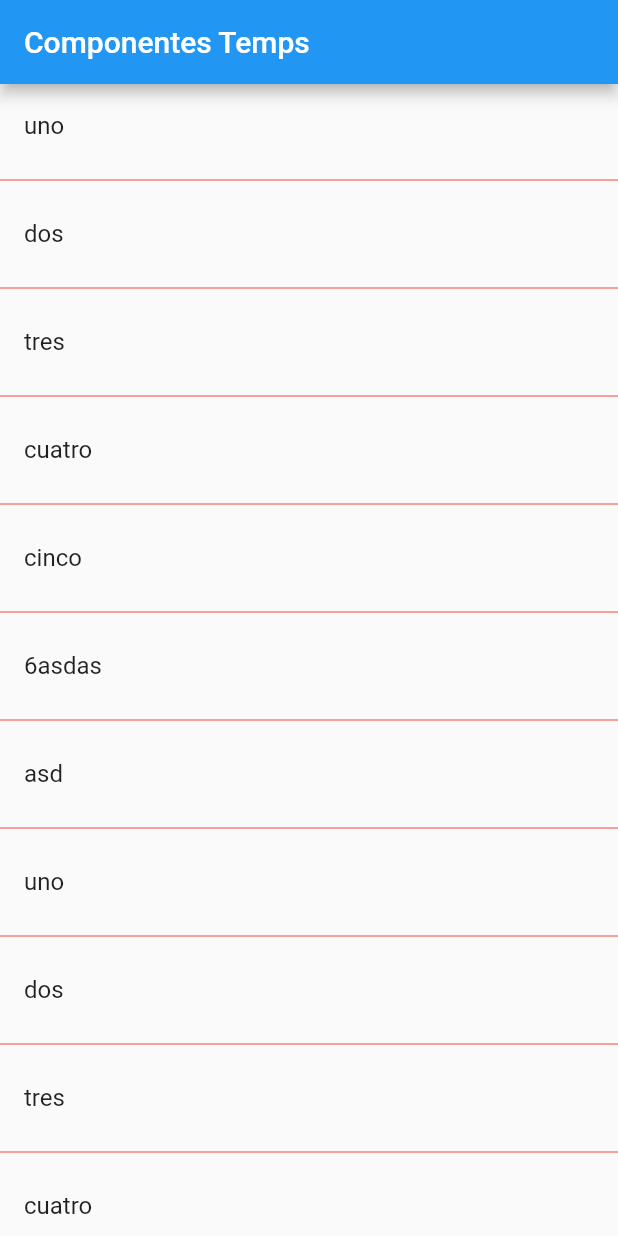
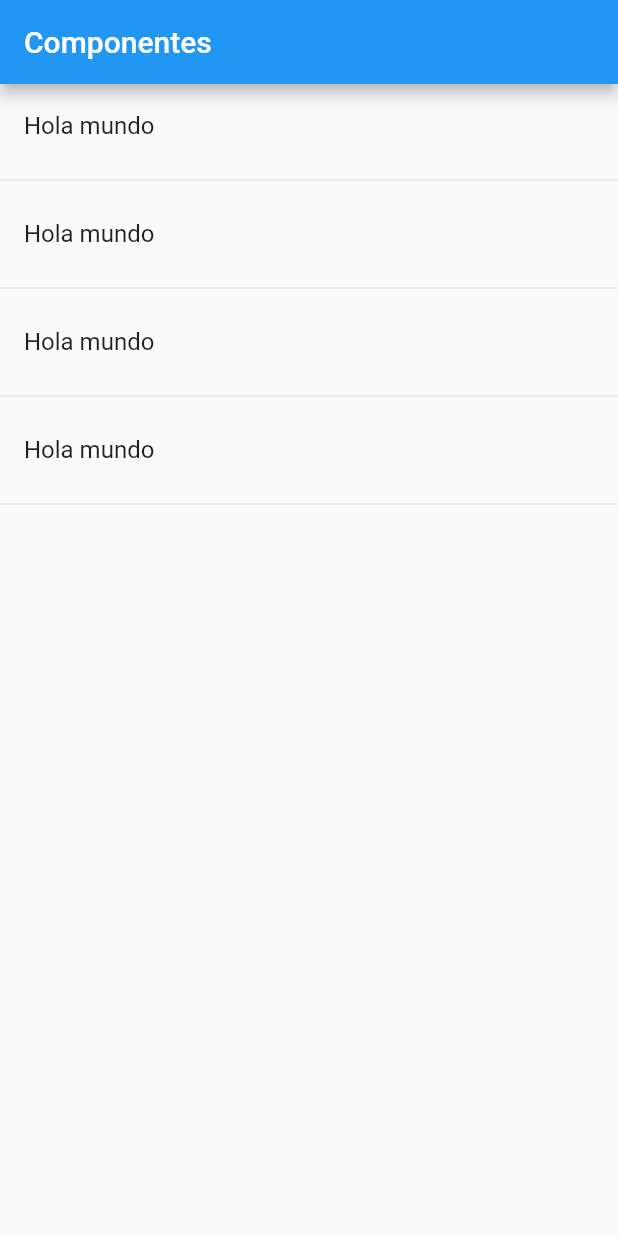
Before and after one commit to snestors/tuto2, a Flutter app: the screen it shows after launch, on a phone screen of 412 x 824 dp. Run offline on Flutter 3.47's test engine with Material 2 defaults, Android fonts, the phone set to English and light mode, and no system bars.

Commit message:
20/03/2022 08:55

```diff
--- a/lib/src/app.dart
+++ b/lib/src/app.dart
@@ -1,5 +1,8 @@
 import 'package:flutter/material.dart';
-import 'package:tuto/src/pages/home_page.dart';
+import 'package:tuto/src/pages/home.dart';
+//import 'package:tuto/src/pages/home_page.dart';
+
+
 
 
 
--- /dev/null
+++ b/lib/src/pages/home.dart
@@ -0,0 +1,37 @@
+import 'package:flutter/material.dart';
+import 'package:tuto/src/providers/menu_providers.dart';
+
+class HomePage extends StatelessWidget {
+  const HomePage({Key? key}) : super(key: key);
+
+  @override
+  Widget build(BuildContext context) {
+    return Scaffold(
+      appBar: AppBar(
+        title: Text("Componentes"),
+      ),
+      body: _lista(),
+    );
+  }
+
+ Widget _lista() {
+
+   print(menuProvider.opciones);
+
+   return ListView(children: _ListItems(),);
+
+ }
+
+List<Widget> _ListItems() {
+  return [
+    ListTile(title: Text("Hola mundo"),),
+    Divider(),
+    ListTile(title: Text("Hola mundo"),),
+    Divider(),
+    ListTile(title: Text("Hola mundo"),),
+    Divider(),
+    ListTile(title: Text("Hola mundo"),),
+    Divider(),
+  ];
+}
+}
--- a/lib/src/pages/home_page.dart
+++ b/lib/src/pages/home_page.dart
@@ -1,7 +1,7 @@
 import 'package:flutter/material.dart';
 
-class HomePage extends StatelessWidget {
-  HomePage({Key? key}) : super(key: key);
+class HomePageTemp extends StatelessWidget {
+  HomePageTemp({Key? key}) : super(key: key);
 
   final opciones = ["uno", "dos", "tres", "cuatro", "cinco","6asdas","asd","uno", "dos", "tres", "cuatro", "cinco","6asdas","asd","uno", "dos", "tres", "cuatro", "cinco","6asdas","asd","uno", "dos", "tres", "cuatro", "cinco","6asdas","asd"];
 
@@ -11,25 +11,33 @@ class HomePage extends StatelessWidget {
       appBar: AppBar(
         title: const Text("Componentes Temps"),
       ),
-      body: ListView(children: _crearItems()),
+      body: ListView(children: _crearItemsCorta()),
     );
   }
 
-  List<Widget> _crearItems() {
-    List<Widget> lista = <Widget>[];
 
-    for (String opt in opciones) {
-      final tempWidget = ListTile(
-        title: Text(opt),
-      );
 
-      lista
-        ..add(tempWidget)
-        ..add(const Divider(
-          color: Colors.red,
-        ));
-    }
+List<Widget> _crearItemsCorta() {
 
-    return lista;
-  }
+
+  return opciones.map((e) {
+
+    return Column(
+      children: [
+        ListTile(
+          title: Text(e),
+          subtitle: const Text("Cualquier Vaina"),
+          leading: const Icon(Icons.account_balance_wallet),
+          trailing: const Icon(Icons.arrow_forward),
+          onTap: () {},
+        ),
+        Divider(color: Colors.blueAccent[900],),
+      ],
+    );
+
+
+
+
+  }).toList();
 }
+}
--- a/pubspec.yaml
+++ b/pubspec.yaml
@@ -59,7 +59,8 @@ flutter:
   uses-material-design: true
 
   # To add assets to your application, add an assets section, like this:
-  # assets:
+  assets:
+    - data/menu_opts.json
   #   - images/a_dot_burr.jpeg
   #   - images/a_dot_ham.jpeg
 
```
Also changed, not shown: data/menu_opts.json (added, +20 -0 lines), lib/src/providers/menu_providers.dart (added, +20 -0 lines).
